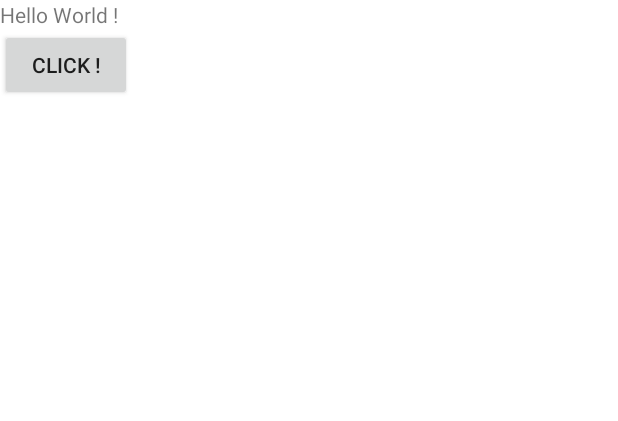
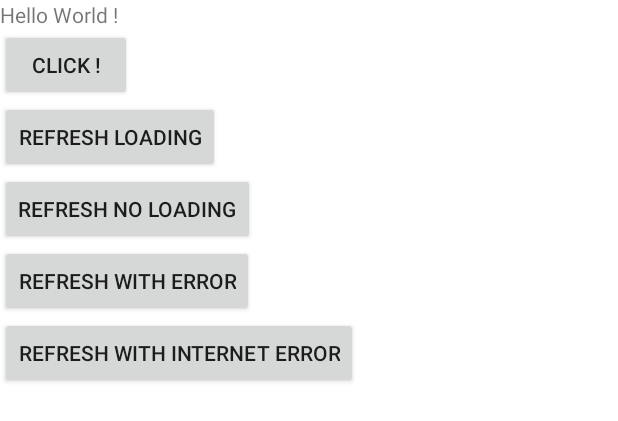
Before and after one commit to aisalmi/sweet-potato-android, an Android app: the layout fragment_main.xml on its own in the app's theme, with its tools: preview values and no code run, on a phone screen of 412 x 824 dp. Shown: the top 421 px of the screen. Run offline under Robolectric (Android 15) with nearby library versions, the phone set to English and light mode, and no system bars.

```diff
--- a/library/build.gradle
+++ b/library/build.gradle
@@ -40,6 +40,7 @@ dependencies
 {
   //Kotlin
   implementation("org.jetbrains.kotlin:kotlin-stdlib-jdk7:$kotlin_version")
+  implementation("org.jetbrains.kotlin:kotlin-reflect:$kotlin_version")
 
   //Androidx
   api("androidx.appcompat:appcompat:1.0.0")
--- a/library/src/main/kotlin/com/hagergroup/sweetpotato/exception/ThrowableExt.kt
+++ b/library/src/main/kotlin/com/hagergroup/sweetpotato/exception/ThrowableExt.kt
@@ -18,7 +18,7 @@ fun Throwable?.searchForCause(vararg exceptionClass: KClass<*>): Throwable?
     exceptionClass.forEach {
       val causeClass = cause?.javaClass
 
-      if (causeClass == it)
+      if (causeClass == it.java)
       {
         return cause
       }
--- a/sample/src/main/res/layout/fragment_main.xml
+++ b/sample/src/main/res/layout/fragment_main.xml
@@ -1,6 +1,5 @@
-<layout xmlns:android="http://schemas.android.com/apk/res/android">
-
 <RelativeLayout
+  xmlns:android="http://schemas.android.com/apk/res/android"
   android:layout_width="match_parent"
   android:layout_height="match_parent"
 >
@@ -21,8 +20,35 @@
       android:layout_height="wrap_content"
       android:text="Click !"
     />
+
+    <Button
+      android:id="@+id/refreshLoading"
+      android:layout_width="wrap_content"
+      android:layout_height="wrap_content"
+      android:text="refresh loading"
+    />
+
+    <Button
+      android:id="@+id/refreshNoLoading"
+      android:layout_width="wrap_content"
+      android:layout_height="wrap_content"
+      android:text="refresh no loading"
+    />
+
+    <Button
+      android:id="@+id/refreshError"
+      android:layout_width="wrap_content"
+      android:layout_height="wrap_content"
+      android:text="refresh with error"
+    />
+
+    <Button
+      android:id="@+id/refreshInternetError"
+      android:layout_width="wrap_content"
+      android:layout_height="wrap_content"
+      android:text="refresh with internet error"
+    />
   </LinearLayout>
 
   <include layout="@layout/loading_error_and_retry"/>
 </RelativeLayout>
-</layout>
```
Also changed, not shown: library/src/main/kotlin/com/hagergroup/sweetpotato/app/Sweetizer.kt (+8 -1 lines), sample/src/main/kotlin/com/hagergroup/sample/fragment/MainFragment.kt (+50 -0 lines). Lines whose indentation alone changed are shown as unchanged.
